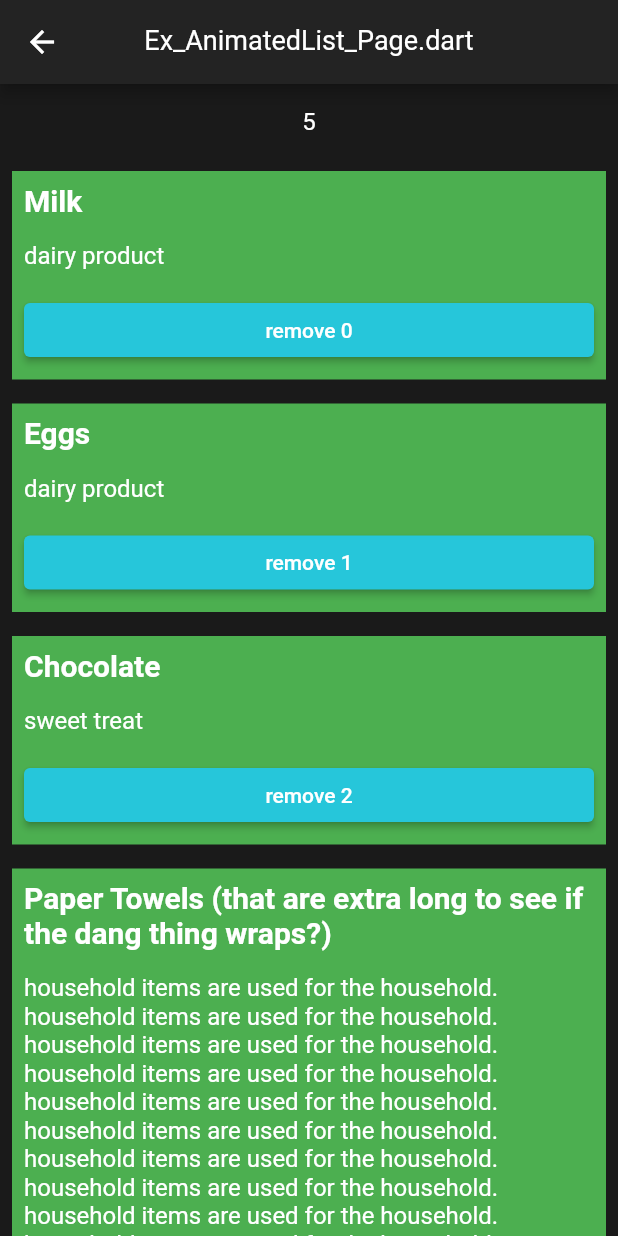
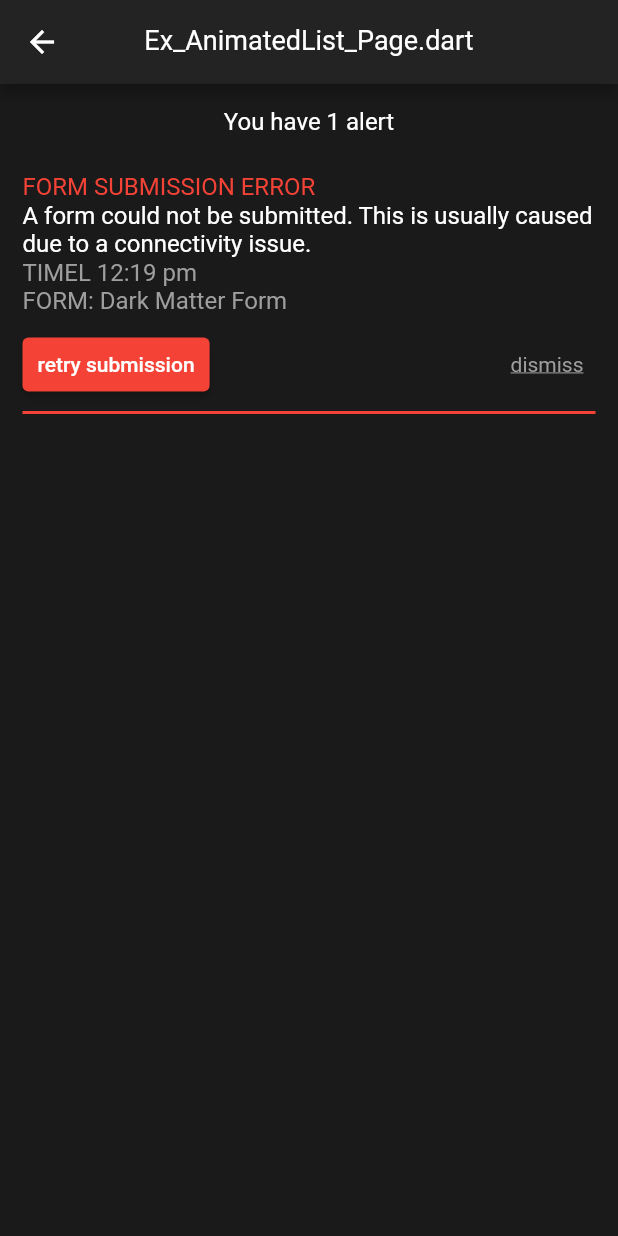
Before and after one commit to redfrogred/examples, a Flutter app: the Ex_AnimatedList_Page screen opened by its route, on a phone screen of 412 x 824 dp. Run offline on Flutter 3.47's test engine with Material 2 defaults, Android fonts, the phone set to English and light mode, and no system bars; our stand-ins replace page_transition, webview_flutter.

Commit message:
got animated list working fully

```diff
--- /dev/null
+++ b/lib/classes/AlertItem.dart
@@ -0,0 +1,20 @@
+// ignore_for_file: file_names
+
+class AlertItem {
+  final String title;
+  final String description;
+  final int alertLevel;           // colors to use
+  final int alertType;            // is it Form Subisison Error, or other?
+  final String alertAction;       // what to do?
+  final String details;           // time and details
+
+
+  const AlertItem({
+    required this.title,
+    required this.description,
+    required this.alertLevel,
+    required this.alertType,
+    required this.alertAction,
+    required this.details,
+  });
+}
--- a/lib/classes/Config.dart
+++ b/lib/classes/Config.dart
@@ -1,6 +1,6 @@
 // ignore_for_file: file_names
 
-import 'package:examples/classes/ListItem.dart';
+import 'package:examples/classes/AlertItem.dart';
 import 'package:flutter/material.dart';
 
 class Config {
@@ -19,29 +19,30 @@ class Config {
   // global "CSS" styles
   static Color            mainBackgroundColor     = const Color(0xFF1A1A1A);
   static Color            mainFontColor           = Colors.white;
-  static double           mainFontSize            = 16;
+  static const double     mainFontSize            = 16;
   static Color            buttonBackgroundColor   = Colors.cyan.shade400;
+  static Color            accent1Color            = Colors.grey;
+  static Color            accent2Color            = const Color(0xFF333333);
 
-  static final List<ListItem> listItems = [
-    ListItem(
-      title: 'Milk',
-      description: 'dairy product',
-    ),
-    ListItem(
-      title: 'Eggs',
-      description: 'dairy product',
-    ),
-    ListItem(
-      title: 'Chocolate',
-      description: 'sweet treat',
-    ),
-    ListItem(
-      title: 'Paper Towels (that are extra long to see if the dang thing wraps?)',
-      description: 'household items are used for the household. household items are used for the household. household items are used for the household. household items are used for the household. household items are used for the household. household items are used for the household. household items are used for the household. household items are used for the household. household items are used for the household. household items are used for the household.',
-    ),
-    ListItem(
-      title: 'bra',
-      description: 'tata-related',
+  // global "status" colors (for errors, warning, etc.)
+  static List<Color> statusColor = [
+    Colors.white,
+    Colors.green,
+    Colors.orange,
+    Colors.red,
+  ];
+
+
+static List<String>     alertMssg               = [];
+
+  static final List<AlertItem> alertItems = [
+    AlertItem(
+      title: 'FORM SUBMISSION ERROR',
+      description: 'A form could not be submitted. This is usually caused due to a connectivity issue.',
+      alertLevel: 1,
+      alertType: 1,
+      alertAction: 'do_something!',
+      details: 'TIMEL 12:19 pm\nFORM: Dark Matter Form',
     ),
   ];
 
--- a/lib/classes/ListItem.dart
+++ /dev/null
@@ -1,9 +0,0 @@
-class ListItem {
-  final String title;
-  final String description;
-
-  const ListItem({
-    required this.title,
-    required this.description,
-  });
-}
--- a/lib/main.dart
+++ b/lib/main.dart
@@ -44,8 +44,8 @@ class MyApp extends StatelessWidget {
           ),
       ),
       //initialRoute: 'Dashboard_Page',
-      //initialRoute: 'Start_Page',
-      initialRoute: 'Ex_AnimatedList_Page',
+      initialRoute: 'Start_Page',
+      //initialRoute: 'Ex_AnimatedList_Page',
       routes: {
         'Start_Page': (context) => const Start_Page(),
         'End_Page': (context) => const End_Page(),
--- a/lib/pages/Debug_Page.dart
+++ b/lib/pages/Debug_Page.dart
@@ -6,6 +6,7 @@ import '../classes/Config.dart';
 import '../classes/Utils.dart';
 import '../pages/_AllPages.dart';
 import '../providers/Controller.dart';
+import '../classes/AlertItem.dart';
 
 class Debug_Page extends StatefulWidget {
   const Debug_Page({ super.key });
@@ -166,14 +167,17 @@ class _Debug_PageState extends State<Debug_Page> {
                           child: Padding(
                             padding: EdgeInsets.fromLTRB(15,12,12,0),
                             child: ElevatedButton(
-                              child: Text('Off'),
-                              onPressed: () {},
+                              child: Text('bump'),
+                              onPressed: () {
+                                AlertItem alertItem = AlertItem(title: 'title', description: 'description', alertLevel: 1, alertType: 1, alertAction: 'alertAction', details: 'details');
+                                Config.alertItems.add(alertItem);
+                              },
                             ),
                           ),
                         ),
                         Padding(
                           padding: EdgeInsets.fromLTRB(12,12,12,0),
-                          child: Text('toggle "debug" mode'),
+                          child: Text('add alert'),
                         ),
                       ]
                     ),
--- a/lib/pages/Ex_AnimatedList_Page.dart
+++ b/lib/pages/Ex_AnimatedList_Page.dart
@@ -11,7 +11,7 @@ import '../classes/Utils.dart';
 import '../pages/_AllPages.dart';
 import '../widgets/_AllWidgets.dart';
 import '../providers/Controller.dart';
-import '../classes/ListItem.dart';
+import '../classes/AlertItem.dart';
 
 class Ex_AnimatedList_Page extends StatefulWidget {
   const Ex_AnimatedList_Page({ super.key });
@@ -30,8 +30,8 @@ class _Ex_AnimatedList_PageState extends State<Ex_AnimatedList_Page> {
   static const String _fileName = 'Ex_AnimatedList_Page.dart';
   // animated list stuff
   final listKey = GlobalKey<AnimatedListState>();
-  final List<ListItem> items = List.from(Config.listItems);
-  int _count = Config.listItems.length;
+  final List<AlertItem> items = List.from(Config.alertItems);
+  int _count = Config.alertItems.length;
 
   // (this page) init and dispose
   @override
@@ -57,7 +57,7 @@ class _Ex_AnimatedList_PageState extends State<Ex_AnimatedList_Page> {
     items.removeAt(index);
     listKey.currentState!.removeItem(
       index,
-      (context, animation) => ListItemWidget(
+      (context, animation) => AlertItemWidget(
         item: removedItem,
         animation: animation,
         onClicked: () {},
@@ -70,6 +70,16 @@ class _Ex_AnimatedList_PageState extends State<Ex_AnimatedList_Page> {
     setState(() {
       _count = items.length;
     });
+  }
+
+  String _showCount() {
+    if ( _count == 1 ) {
+      return 'You have 1 alert';
+    }
+    else {
+      return 'You have ${_count.toString() } alerts';
+    }
+
   }
 
   void _addPostFrameCallbackTriggered( context ) {
@@ -95,19 +105,19 @@ class _Ex_AnimatedList_PageState extends State<Ex_AnimatedList_Page> {
 
           ( _count == 0 )
           ?
-            Center(child: Text('no items'))
+            Center(child: Text('( no alerts )'))
           :
           Column(
             children: [
               Container(
                 height: 50,
-                child: Center(child: Text ( _count.toString() )),
+                child: Center(child: Text ( _showCount() )),
               ),
               Expanded(
                 child: AnimatedList(
                   key: listKey,
                   initialItemCount: items.length,
-                  itemBuilder: (context, index, animation ) => ListItemWidget(
+                  itemBuilder: (context, index, animation ) => AlertItemWidget(
                     item: items[index],
                     animation: animation,
                     onClicked: () { removeItem(index);},
@@ -123,19 +133,18 @@ class _Ex_AnimatedList_PageState extends State<Ex_AnimatedList_Page> {
   }
 }
 
-class ListItemWidget extends StatelessWidget {
-  final ListItem item;
+class AlertItemWidget extends StatelessWidget {
+  final AlertItem item;
   final Animation<double> animation;
   final VoidCallback? onClicked;
   final int num;
 
-  const ListItemWidget({
+  const AlertItemWidget({
     required this.item,
     required this.animation,
     required this.onClicked,
     required this.num,
     Key? key,
-
   }) : super(key: key);
 
   @override
@@ -145,36 +154,60 @@ class ListItemWidget extends StatelessWidget {
   );
 
   Widget buildItem() => Container(
-    margin: EdgeInsets.all(8),
-    color: Colors.green,
+          width: double.infinity,
+          child: Padding(
+            padding: const EdgeInsets.fromLTRB(15,9,15,0),
             child: Column(
-      mainAxisAlignment: MainAxisAlignment.start,
               children: [
-        Padding(
-          padding: const EdgeInsets.all(8.0),
-          child: Container(width: double.infinity, child: Text( item.title, style: TextStyle( fontWeight: FontWeight.bold, fontSize: 20, ))),
+                //Text( Config.alertMssg[index], style: TextStyle( color: Colors.red )),
+                SizedBox(
+                  width: double.infinity,
+                  child: Text( item.title, style: TextStyle( color: Colors.red ))),
+                SizedBox(
+                  width: double.infinity,
+                  child: Text( item.description, style: TextStyle( color: Colors.white ))),
+                SizedBox(
+                  width: double.infinity,
+                  child: Row(
+                    children: [
+                      Text( item.details, style: TextStyle( color: Config.accent1Color )),
+                    ],
                   ),
-        Padding(
-          padding: const EdgeInsets.all(8.0),
-          child: Container(width: double.infinity, child: Text( item.description)),
                 ),
-        Padding(
-          padding: const EdgeInsets.all(8.0),
-          child: Container(width: double.infinity, child: ElevatedButton(
-            child: Text('remove ${ num.toString() }'),
-            onPressed: onClicked, // WILLFIX
-          )),
+                SizedBox(
+                  width: double.infinity,
+                  child: Padding(
+                    padding: const EdgeInsets.fromLTRB(0,9,0,0),
+                    child: Row(
+                      mainAxisAlignment: MainAxisAlignment.spaceBetween,
+                      children: [
+                        ElevatedButton(
+                          onPressed: () {},
+                          child: Text('retry submission'),
+                          style: ElevatedButton.styleFrom(
+                            backgroundColor: Config.statusColor[3],
                           ),
-        ( num < Config.listItems.length-1 ) ? SizedBox(height: 1) :
-        Container(
-          color: Config.mainBackgroundColor,
-          width: double.infinity,
-          height: 100,
-          child: Center(
-            // child: Text('( end of alerts )'),
+                      ),
+                      TextButton(
+                          onPressed: onClicked,
+                          child: Text('dismiss'),
+                          style: TextButton.styleFrom(
+                            textStyle: const TextStyle(
+                              decoration: TextDecoration.underline,
+                            ),
+                            foregroundColor: Config.accent1Color,
                           )
-        )
+                        ),
                       ],
+                    ),
+                  ),
+                ),
+                Divider(
+                  color: Config.statusColor[3],
+                  thickness: 2,
+                ),
+              ],
+            ),
           ),
         );
 }
--- a/lib/providers/Controller.dart
+++ b/lib/providers/Controller.dart
@@ -16,5 +16,13 @@ class Controller with ChangeNotifier {
       return Config.appVersion;
     }
 
+    String getAlertsNumberStr () {
+      if ( Config.alertMssg.length == 1 ) {
+        return 'You have 1 alert';
+      }
+      else {
+        return 'You have ${ Config.alertMssg.length.toString() } alerts';
+      }
+    }
 
 }
--- a/lib/widgets/Drawer_Widget.dart
+++ b/lib/widgets/Drawer_Widget.dart
@@ -55,11 +55,11 @@ class Drawer_Widget extends StatelessWidget {
           }
           break;
           case 'My Location' : {
-            //Navigator.of(context).popAndPushNamed('Devices_Page');
+            Navigator.of(context).popAndPushNamed('Ex_AnimatedList_Page');
           }
           break;
           case 'Settings' : {
-            // Navigator.of(context).popAndPushNamed('Settings_Page');
+            Navigator.of(context).popAndPushNamed('Ex_AnimatedList_Page');
           }
           break;
           case 'Debug' : {
```
Lines whose indentation alone changed are shown as unchanged.
